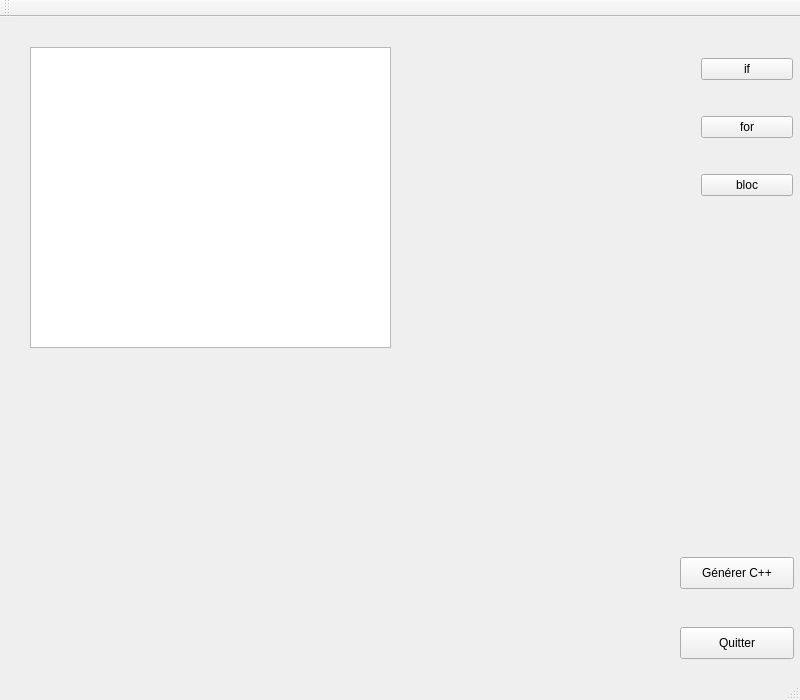
This is mainwindow.ui in KaiyuanChengPPP/FlowChart as Qt 5 draws it before an edit. The edited form follows.
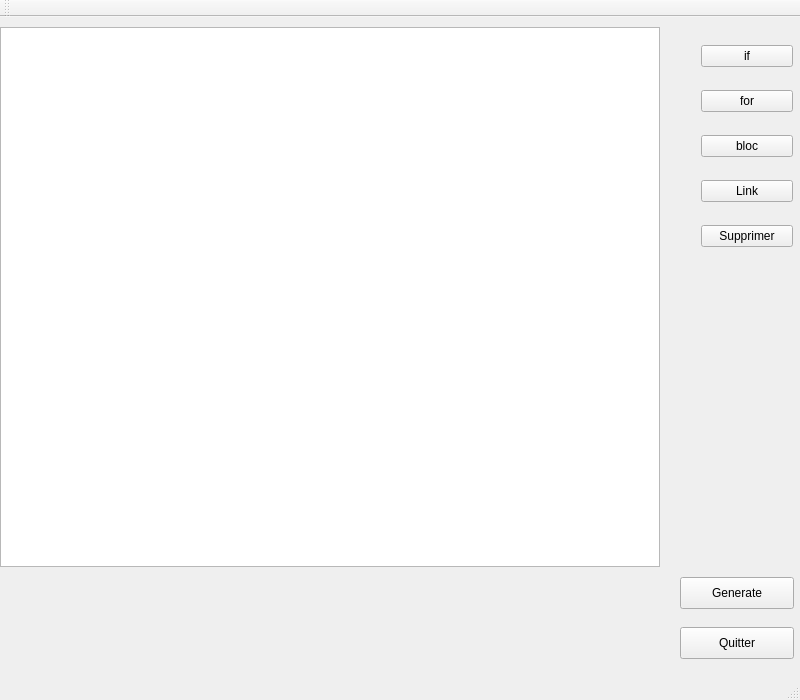
This is the edited form.

Diff of the .ui file:
```diff
--- a/mainwindow.ui
+++ b/mainwindow.ui
@@ -20,7 +20,7 @@
       <x>690</x>
       <y>0</y>
       <width>114</width>
-      <height>221</height>
+      <height>261</height>
      </rect>
     </property>
     <layout class="QVBoxLayout" name="verticalLayout">
@@ -45,15 +45,29 @@
        </property>
       </widget>
      </item>
+     <item>
+      <widget class="QPushButton" name="buttonlink">
+       <property name="text">
+        <string>Link</string>
+       </property>
+      </widget>
+     </item>
+     <item>
+      <widget class="QPushButton" name="buttondelete">
+       <property name="text">
+        <string>Supprimer</string>
+       </property>
+      </widget>
+     </item>
     </layout>
    </widget>
    <widget class="QGraphicsView" name="graphicsView">
     <property name="geometry">
      <rect>
-      <x>30</x>
-      <y>30</y>
-      <width>361</width>
-      <height>301</height>
+      <x>0</x>
+      <y>10</y>
+      <width>660</width>
+      <height>540</height>
      </rect>
     </property>
    </widget>
@@ -70,32 +84,37 @@
      <string>Quitter</string>
     </property>
    </widget>
-   <widget class="QPushButton" name="buttongenerate">
-    <property name="geometry">
-     <rect>
-      <x>680</x>
-      <y>540</y>
-      <width>114</width>
-      <height>32</height>
-     </rect>
-    </property>
-    <property name="text">
-     <string>Générer C++</string>
-    </property>
-   </widget>
    <widget class="QLabel" name="label">
     <property name="geometry">
      <rect>
-      <x>140</x>
-      <y>430</y>
-      <width>231</width>
-      <height>121</height>
+      <x>10</x>
+      <y>550</y>
+      <width>481</width>
+      <height>91</height>
      </rect>
     </property>
+    <property name="font">
+     <font>
+      <pointsize>11</pointsize>
+     </font>
+    </property>
     <property name="text">
      <string/>
     </property>
    </widget>
+   <widget class="QPushButton" name="buttongenerate">
+    <property name="geometry">
+     <rect>
+      <x>680</x>
+      <y>560</y>
+      <width>114</width>
+      <height>32</height>
+     </rect>
+    </property>
+    <property name="text">
+     <string>Generate</string>
+    </property>
+   </widget>
   </widget>
   <widget class="QMenuBar" name="menuBar">
    <property name="geometry">
```
